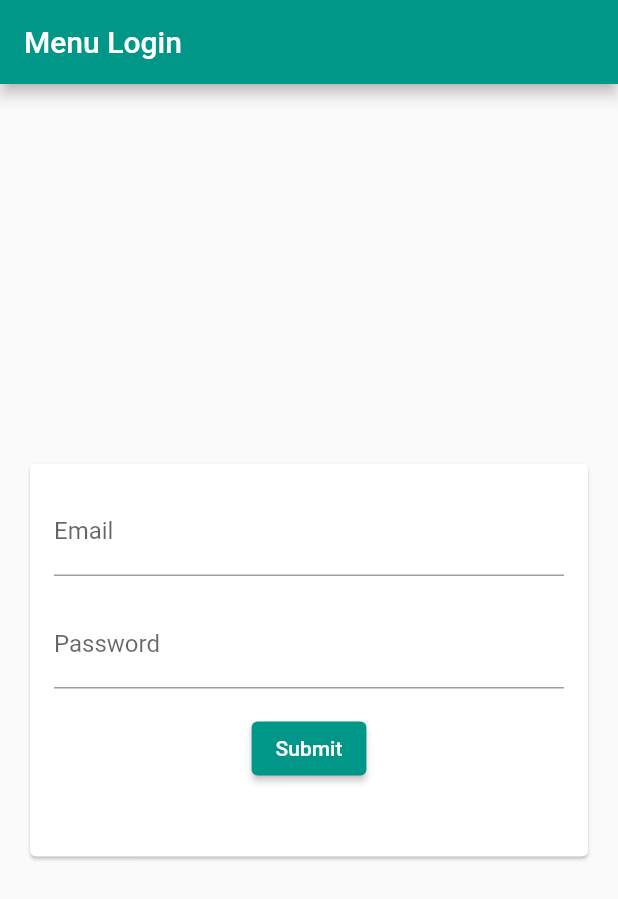
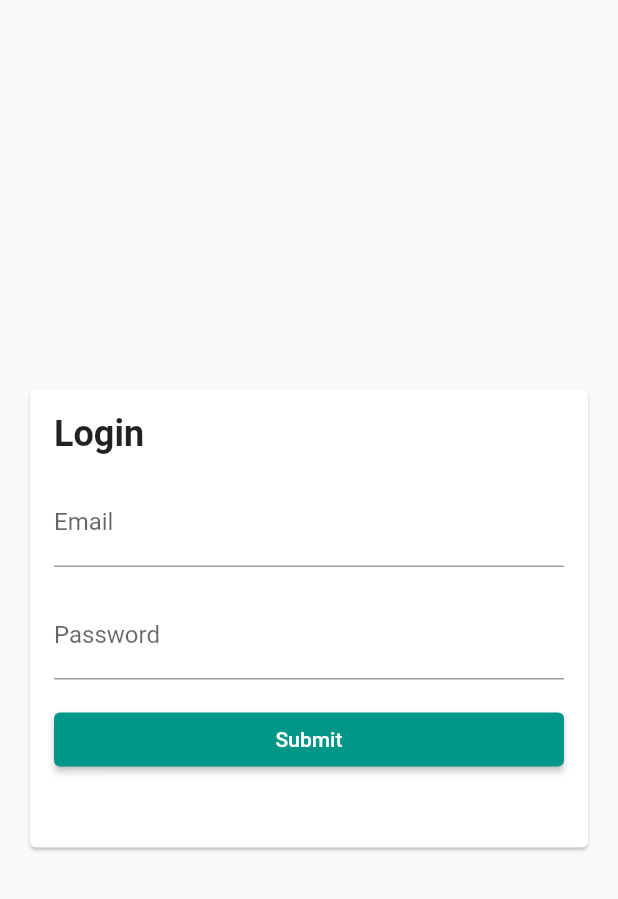
Before and after one commit to AzkaHartami/workspace-tpm4, a Flutter app: the screen it shows after launch, on a phone screen of 412 x 824 dp. Shown: the top 899 px of the screen. Run offline on Flutter 3.47's test engine with Material 2 defaults, Android fonts, the phone set to English and light mode, and no system bars; our stand-ins replace shared_preferences.

Commit message:
update UI

```diff
--- a/lib/login.dart
+++ b/lib/login.dart
@@ -36,9 +36,6 @@ class _LoginScreenState extends State<LoginScreen> {
   @override
   Widget build(BuildContext context) {
     return Scaffold(
-      appBar: AppBar(
-        title: Text('Menu Login'),
-      ),
       body: Container(
         padding: const EdgeInsets.all(16.0),
         child: Center(
@@ -46,9 +43,17 @@ class _LoginScreenState extends State<LoginScreen> {
             child: Container(
               padding: const EdgeInsets.all(16.0),
               child: Column(
-                mainAxisAlignment: MainAxisAlignment.center,
+                crossAxisAlignment: CrossAxisAlignment.start,
                 mainAxisSize: MainAxisSize.min,
                 children: [
+                  Text(
+                    'Login',
+                    style: TextStyle(
+                      fontSize: 24.0,
+                      fontWeight: FontWeight.bold,
+                    ),
+                  ),
+                  SizedBox(height: 16.0),
                   TextFormField(
                     controller: emailController,
                     keyboardType: TextInputType.emailAddress,
@@ -69,9 +74,12 @@ class _LoginScreenState extends State<LoginScreen> {
                     onFieldSubmitted: (value) => _submitForm(),
                   ),
                   SizedBox(height: 16.0),
-                  ElevatedButton(
-                    onPressed: _submitForm,
-                    child: Text('Submit'),
+                  SizedBox(
+                    width: double.infinity,
+                    child: ElevatedButton(
+                      onPressed: _submitForm,
+                      child: Text('Submit'),
+                    ),
                   ),
                   SizedBox(height: 16.0),
                   Text(
```
